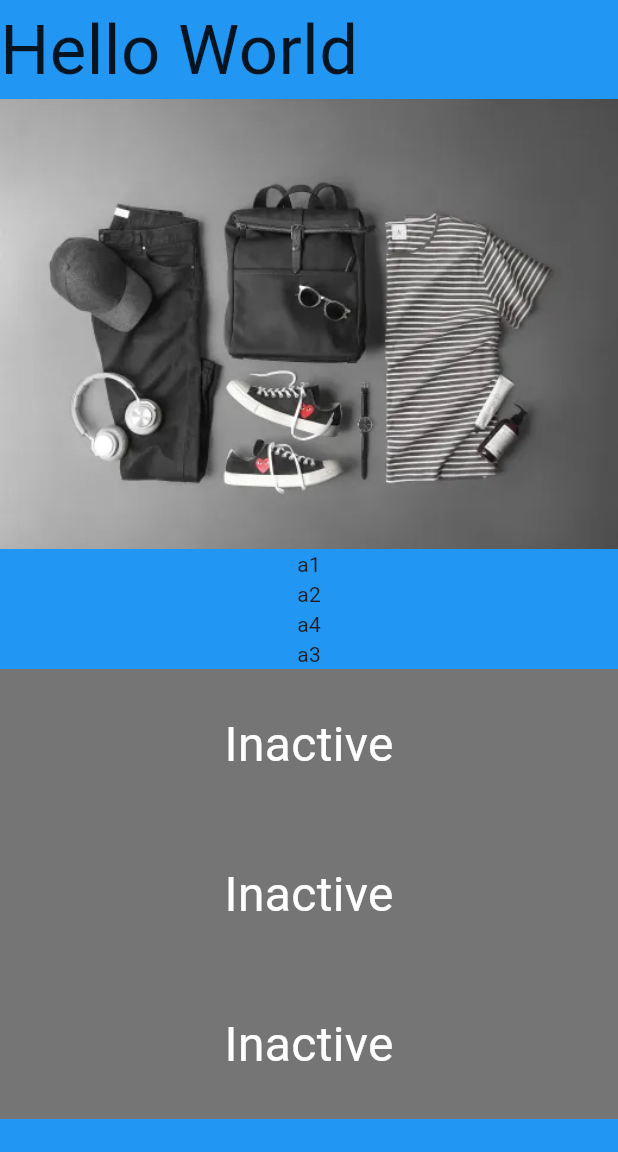
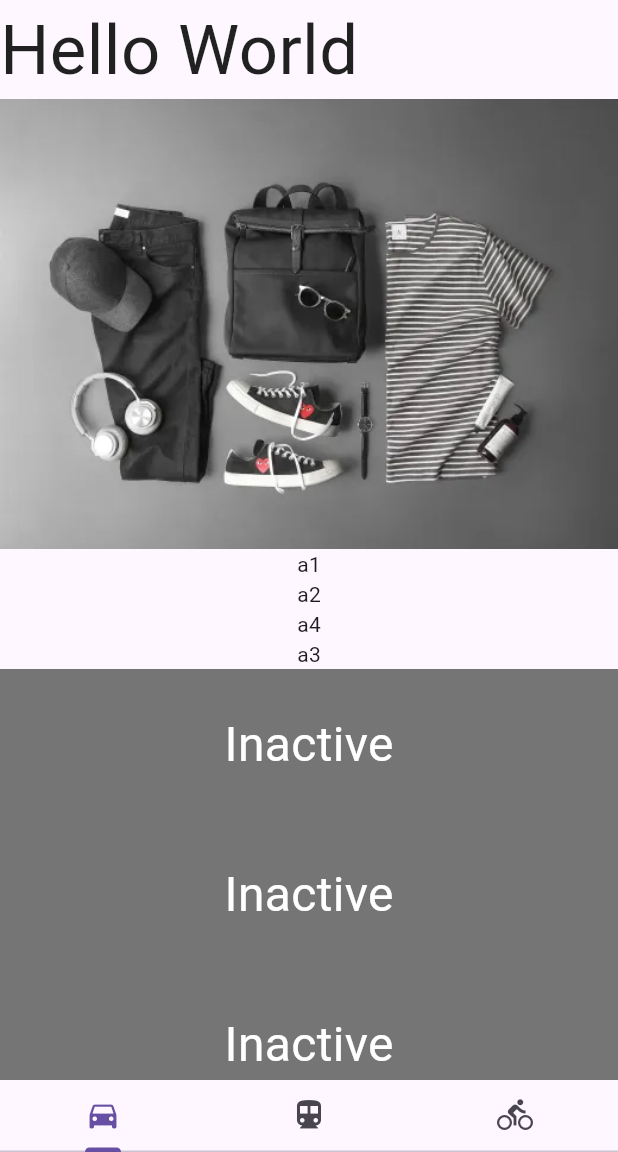
Before and after one commit to metinsut/flutter-workshops, a Flutter app: the screen it shows after launch, on a phone screen of 412 x 824 dp, the part 84-1236 px from its top. Run offline on Flutter 3.47's test engine with Material 3 defaults, Android fonts, the phone set to English and light mode, and no system bars.

Commit message:
add tabs

```diff
--- a/lib/main.dart
+++ b/lib/main.dart
@@ -15,8 +15,9 @@ class MyApp extends StatelessWidget {
   @override
   Widget build(BuildContext context) {
     return MaterialApp(
-      title: "Basic",
-      home: Scaffold(
+      home: DefaultTabController(
+        length: 3,
+        child: Scaffold(
           appBar: AppBar(
             title: const Text(
               "Basic",
@@ -27,7 +28,22 @@ class MyApp extends StatelessWidget {
             ),
             backgroundColor: Colors.purple.shade300,
           ),
-        body: const Home(),
+          body: const TabBarView(
+            children: [
+              Home(),
+              TapboxA(),
+              Text('Hello World',
+                  style: TextStyle(fontSize: 16, color: Colors.black87)),
+            ],
+          ),
+          bottomNavigationBar: const TabBar(
+            tabs: [
+              Tab(icon: Icon(Icons.directions_car)),
+              Tab(icon: Icon(Icons.directions_transit)),
+              Tab(icon: Icon(Icons.directions_bike)),
+            ],
+          ),
+        ),
       ),
     );
   }
@@ -51,8 +67,7 @@ class _HomeState extends State<Home> {
 
   @override
   Widget build(BuildContext context) {
-    return Container(
-        color: Colors.blue,
+    return SingleChildScrollView(
         child: Column(
       crossAxisAlignment: CrossAxisAlignment.stretch,
       children: [
@@ -61,8 +76,7 @@ class _HomeState extends State<Home> {
         const SizedBox(
             height: 300,
             child: Image(
-                    image: AssetImage('assets/image1.webp'),
-                    fit: BoxFit.cover)),
+                image: AssetImage('assets/image1.webp'), fit: BoxFit.cover)),
         const ListWidget(),
         const TapboxA(),
         TapboxB(
```
Lines whose indentation alone changed are shown as unchanged.
